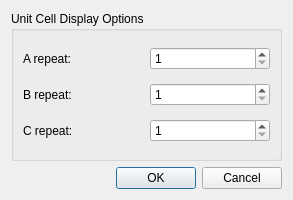
First picture: the form in avogadro/src/extensions/unitcellparamdialog.ui, repository cryos/avogadro, before the edit.
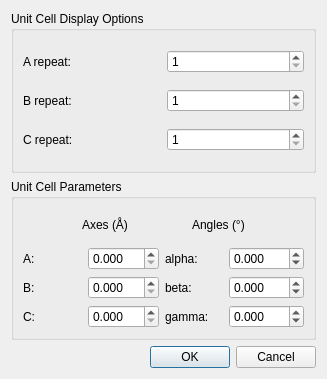
Second picture: the form after the edit.

Commit message: * avogadro/src/extensions/unitcell*: Add support for controlling   unit cell dimensions and angles. Add a warning if the molecule   does not yet have a unit cell record -- extension will suggest a   possible box dimenison.

The edit to the form file:
```diff
--- a/avogadro/src/extensions/unitcellparamdialog.ui
+++ b/avogadro/src/extensions/unitcellparamdialog.ui
@@ -5,8 +5,8 @@
    <rect>
     <x>0</x>
     <y>0</y>
-    <width>293</width>
-    <height>200</height>
+    <width>327</width>
+    <height>379</height>
    </rect>
   </property>
   <property name="windowTitle" >
@@ -64,6 +64,187 @@
      </layout>
     </widget>
    </item>
+   <item>
+    <widget class="QGroupBox" name="groupBox_2" >
+     <property name="title" >
+      <string>Unit Cell Parameters</string>
+     </property>
+     <layout class="QVBoxLayout" >
+      <item>
+       <layout class="QHBoxLayout" >
+        <item>
+         <spacer>
+          <property name="orientation" >
+           <enum>Qt::Horizontal</enum>
+          </property>
+          <property name="sizeHint" >
+           <size>
+            <width>40</width>
+            <height>20</height>
+           </size>
+          </property>
+         </spacer>
+        </item>
+        <item>
+         <widget class="QLabel" name="AxesLabel" >
+          <property name="text" >
+           <string>Axes (Å)</string>
+          </property>
+         </widget>
+        </item>
+        <item>
+         <spacer>
+          <property name="orientation" >
+           <enum>Qt::Horizontal</enum>
+          </property>
+          <property name="sizeHint" >
+           <size>
+            <width>40</width>
+            <height>20</height>
+           </size>
+          </property>
+         </spacer>
+        </item>
+        <item>
+         <widget class="QLabel" name="anglesLabel" >
+          <property name="text" >
+           <string>Angles (°)</string>
+          </property>
+         </widget>
+        </item>
+        <item>
+         <spacer>
+          <property name="orientation" >
+           <enum>Qt::Horizontal</enum>
+          </property>
+          <property name="sizeHint" >
+           <size>
+            <width>40</width>
+            <height>20</height>
+           </size>
+          </property>
+         </spacer>
+        </item>
+       </layout>
+      </item>
+      <item>
+       <layout class="QGridLayout" >
+        <item row="0" column="0" >
+         <widget class="QLabel" name="label_4" >
+          <property name="text" >
+           <string>A:</string>
+          </property>
+         </widget>
+        </item>
+        <item row="0" column="1" >
+         <widget class="QDoubleSpinBox" name="aLengthSpinBox" >
+          <property name="decimals" >
+           <number>3</number>
+          </property>
+          <property name="maximum" >
+           <double>999.990000000000009</double>
+          </property>
+         </widget>
+        </item>
+        <item row="0" column="2" >
+         <widget class="QLabel" name="label_9" >
+          <property name="text" >
+           <string>alpha:</string>
+          </property>
+         </widget>
+        </item>
+        <item row="0" column="3" >
+         <widget class="QDoubleSpinBox" name="alphaSpinBox" >
+          <property name="decimals" >
+           <number>3</number>
+          </property>
+          <property name="minimum" >
+           <double>-360.000000000000000</double>
+          </property>
+          <property name="maximum" >
+           <double>360.000000000000000</double>
+          </property>
+         </widget>
+        </item>
+        <item row="1" column="0" >
+         <widget class="QLabel" name="label_5" >
+          <property name="text" >
+           <string>B:</string>
+          </property>
+         </widget>
+        </item>
+        <item row="1" column="1" >
+         <widget class="QDoubleSpinBox" name="bLengthSpinBox" >
+          <property name="decimals" >
+           <number>3</number>
+          </property>
+          <property name="maximum" >
+           <double>999.990000000000009</double>
+          </property>
+         </widget>
+        </item>
+        <item row="1" column="2" >
+         <widget class="QLabel" name="label_10" >
+          <property name="text" >
+           <string>beta:</string>
+          </property>
+         </widget>
+        </item>
+        <item row="1" column="3" >
+         <widget class="QDoubleSpinBox" name="betaSpinBox" >
+          <property name="decimals" >
+           <number>3</number>
+          </property>
+          <property name="minimum" >
+           <double>-360.000000000000000</double>
+          </property>
+          <property name="maximum" >
+           <double>360.000000000000000</double>
+          </property>
+         </widget>
+        </item>
+        <item row="2" column="0" >
+         <widget class="QLabel" name="label_6" >
+          <property name="text" >
+           <string>C:</string>
+          </property>
+         </widget>
+        </item>
+        <item row="2" column="1" >
+         <widget class="QDoubleSpinBox" name="cLengthSpinBox" >
+          <property name="decimals" >
+           <number>3</number>
+          </property>
+          <property name="maximum" >
+           <double>999.990000000000009</double>
+          </property>
+         </widget>
+        </item>
+        <item row="2" column="2" >
+         <widget class="QLabel" name="label_11" >
+          <property name="text" >
+           <string>gamma:</string>
+          </property>
+         </widget>
+        </item>
+        <item row="2" column="3" >
+         <widget class="QDoubleSpinBox" name="gammaSpinBox" >
+          <property name="decimals" >
+           <number>3</number>
+          </property>
+          <property name="minimum" >
+           <double>-360.000000000000000</double>
+          </property>
+          <property name="maximum" >
+           <double>360.000000000000000</double>
+          </property>
+         </widget>
+        </item>
+       </layout>
+      </item>
+     </layout>
+    </widget>
+   </item>
    <item>
     <widget class="QDialogButtonBox" name="buttonBox" >
      <property name="orientation" >
```
Left out of the diff: 6 changed lines with no effect on the pictures. The commit also changes 5 other files.
